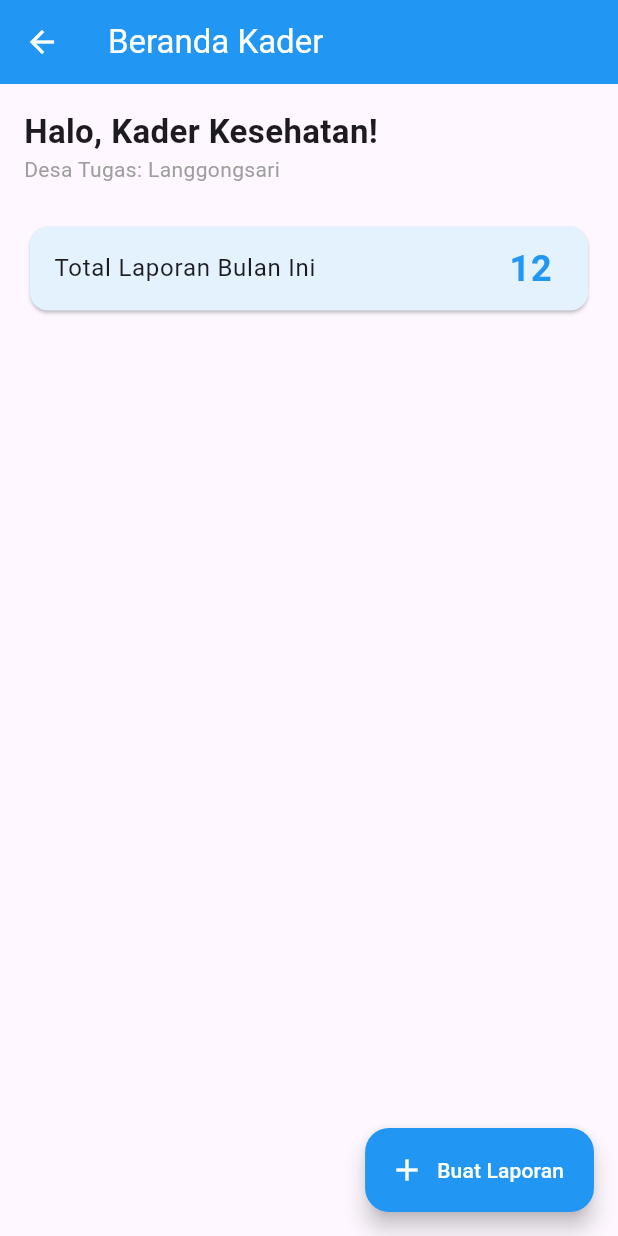
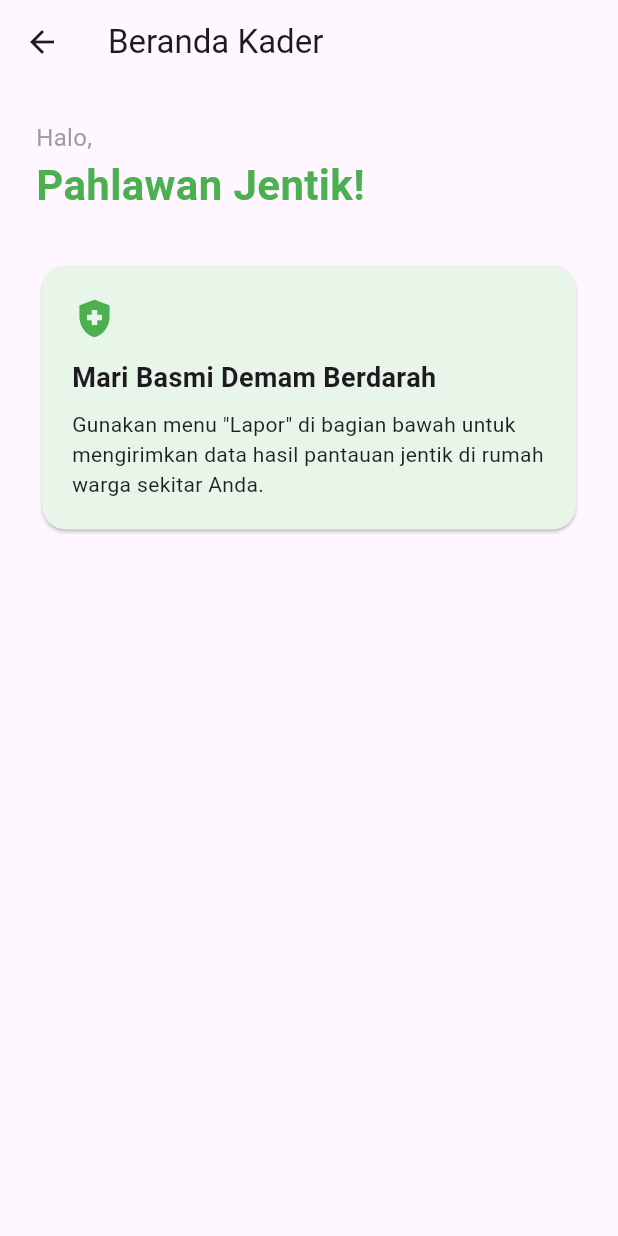
Before and after one commit to ipincamp/radar-jentik-app, a Flutter app: the CadreDashboardPage screen opened directly, on a phone screen of 412 x 824 dp. Run offline on Flutter 3.47's test engine with Material 3 defaults, Android fonts, the phone set to English and light mode, and no system bars; our stand-ins replace dio, flutter_map, flutter_secure_storage, geolocator, image_picker, latlong2; accounts and stored records are empty.

Commit message:
feat: Refactor CadreDashboardPage, OfficerDashboardPage, OfficerUserManagementPage, and ProfilePage to enhance UI and data handling, including loading states and user role management

```diff
--- a/lib/features/cadre/presentation/pages/cadre_dashboard_page.dart
+++ b/lib/features/cadre/presentation/pages/cadre_dashboard_page.dart
@@ -1,63 +1,55 @@
 import 'package:flutter/material.dart';
-import 'entry_form_page.dart';
 
 class CadreDashboardPage extends StatelessWidget {
-  const CadreDashboardPage({Key? key}) : super(key: key);
+  const CadreDashboardPage({super.key});
 
   @override
   Widget build(BuildContext context) {
     return Scaffold(
-      appBar: AppBar(
-        title: const Text('Beranda Kader'),
-        elevation: 0,
-        backgroundColor: Colors.blue,
-        foregroundColor: Colors.white,
-      ),
-      body: Padding(
-        padding: const EdgeInsets.all(16.0),
-        child: Column(
-          crossAxisAlignment: CrossAxisAlignment.start,
-          children: [
-            const Text(
-              'Halo, Kader Kesehatan!',
-              style: TextStyle(fontSize: 22, fontWeight: FontWeight.bold),
+      appBar: AppBar(title: const Text('Beranda Kader')),
+      body: ListView(
+        padding: const EdgeInsets.all(24.0),
+        children: [
+          const Text(
+            'Halo,',
+            style: TextStyle(fontSize: 16, color: Colors.grey),
+          ),
+          const Text(
+            'Pahlawan Jentik!',
+            style: TextStyle(
+              fontSize: 28,
+              fontWeight: FontWeight.bold,
+              color: Colors.green,
             ),
-            const Text(
-              'Desa Tugas: Langgongsari',
-              style: TextStyle(color: Colors.grey),
+          ),
+          const SizedBox(height: 30),
+
+          Card(
+            color: Colors.green[50],
+            shape: RoundedRectangleBorder(
+              borderRadius: BorderRadius.circular(16),
             ),
-            const SizedBox(height: 24),
-            Card(
-              color: Colors.blue.shade50,
-              child: const ListTile(
-                title: Text('Total Laporan Bulan Ini'),
-                trailing: Text(
-                  '12',
-                  style: TextStyle(
-                    fontSize: 24,
-                    fontWeight: FontWeight.bold,
-                    color: Colors.blue,
+            child: const Padding(
+              padding: EdgeInsets.all(20.0),
+              child: Column(
+                crossAxisAlignment: CrossAxisAlignment.start,
+                children: [
+                  Icon(Icons.health_and_safety, color: Colors.green, size: 30),
+                  SizedBox(height: 12),
+                  Text(
+                    'Mari Basmi Demam Berdarah',
+                    style: TextStyle(fontWeight: FontWeight.bold, fontSize: 18),
                   ),
-                ),
+                  SizedBox(height: 8),
+                  Text(
+                    'Gunakan menu "Lapor" di bagian bawah untuk mengirimkan data hasil pantauan jentik di rumah warga sekitar Anda.',
+                    style: TextStyle(color: Colors.black87),
+                  ),
+                ],
               ),
             ),
-          ],
-        ),
-      ),
-      floatingActionButton: FloatingActionButton.extended(
-        onPressed: () {
-          // Navigasi masuk ke form pelaporan jentik
-          Navigator.push(
-            context,
-            MaterialPageRoute(builder: (context) => const EntryFormPage()),
-          );
-        },
-        icon: const Icon(Icons.add, color: Colors.white),
-        label: const Text(
-          'Buat Laporan',
-          style: TextStyle(color: Colors.white),
-        ),
-        backgroundColor: Colors.blue,
+          ),
+        ],
       ),
     );
   }
```
Also changed, not shown: lib/features/officer/presentation/pages/officer_dashboard_page.dart (+31 -80 lines), lib/features/officer/presentation/pages/officer_user_management_page.dart (+72 -27 lines), lib/features/profile/presentation/pages/profile_page.dart (+98 -31 lines).
